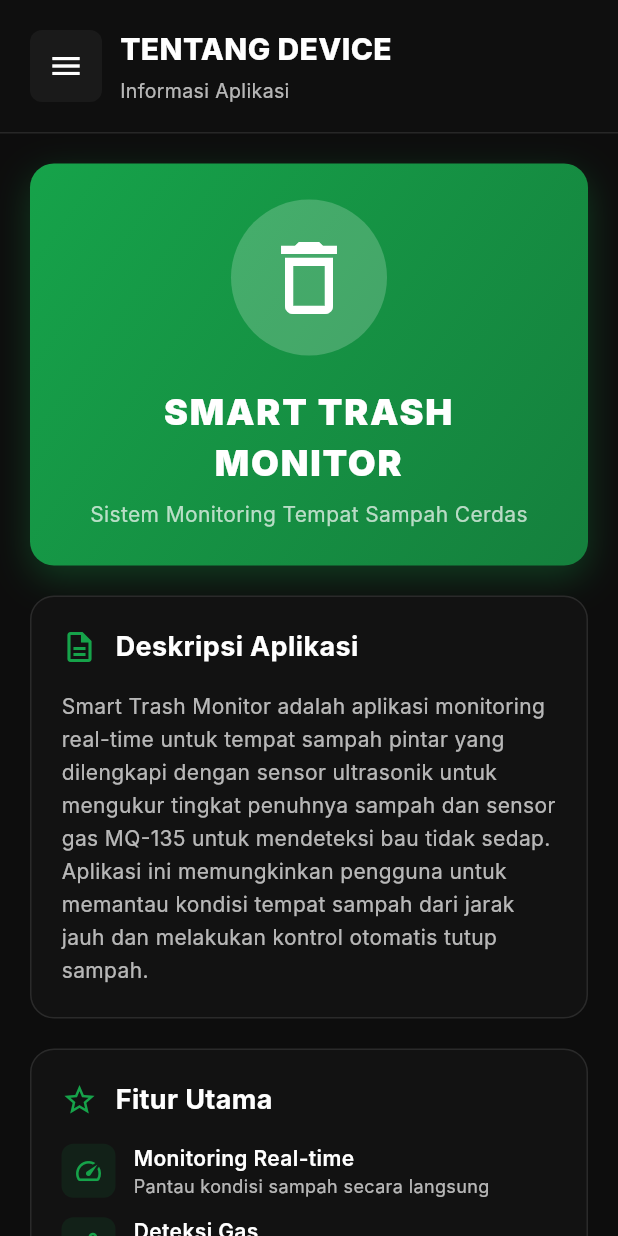
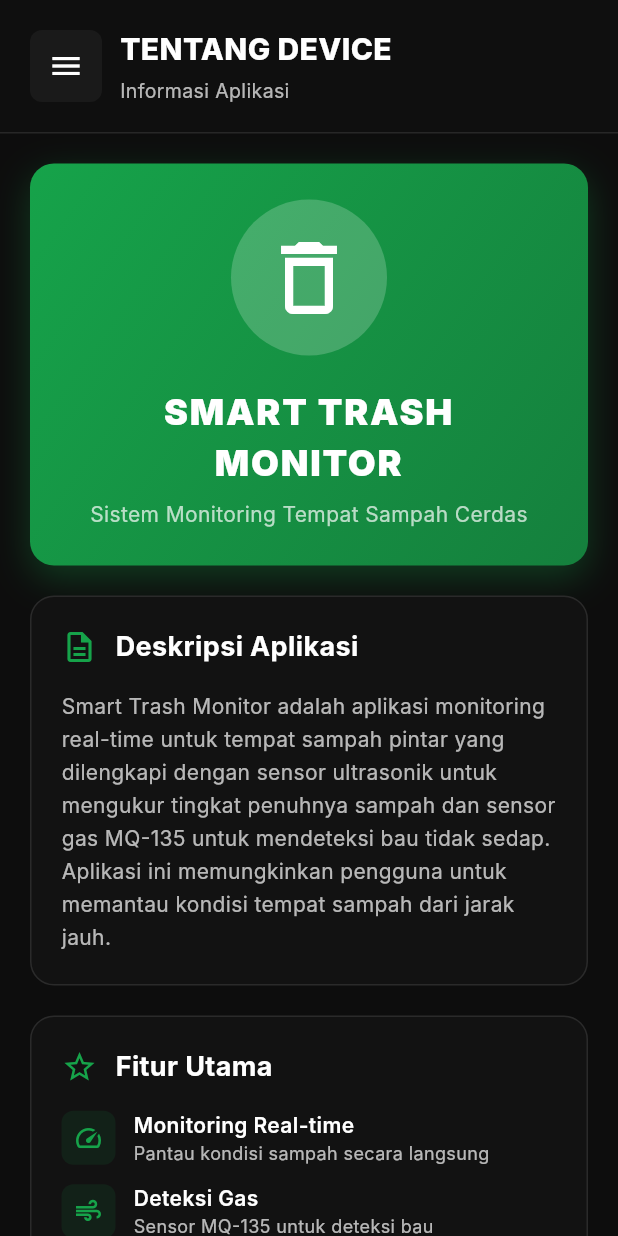
Before and after one commit to Fandhi041104/TrashIO_App, a Flutter app: the AboutScreen screen opened directly, on a phone screen of 412 x 824 dp. Run offline on Flutter 3.47's test engine with Material 3 defaults, Android fonts, the phone set to English and light mode, and no system bars; our stand-ins replace firebase_core, firebase_database, fl_chart, shared_preferences; accounts and stored records are empty; Roboto replaces fonts that are missing (Inter).

Commit message:
initial commit

```diff
--- a/lib/about_screen.dart
+++ b/lib/about_screen.dart
@@ -86,12 +86,12 @@ class AboutScreen extends StatelessWidget {
               padding: const EdgeInsets.symmetric(vertical: 8),
               children: [
                 _modernMenuTile(context, Icons.dashboard_rounded, 'Dashboard', false, () {
-                  Navigator.pop(context);
-                  Navigator.pop(context);
+                  Navigator.pop(context); // Close drawer
+                  Navigator.pop(context); // Go back to dashboard
                 }),
                 _modernMenuTile(context, Icons.history_rounded, 'Log Riwayat', false, () {
-                  Navigator.pop(context);
-                  // Navigate to log history
+                  Navigator.pop(context); // Close drawer
+                  // Don't pop again, just stay on this screen
                 }),
                 const Padding(
                   padding: EdgeInsets.symmetric(horizontal: 16, vertical: 8),
@@ -228,7 +228,7 @@ class AboutScreen extends StatelessWidget {
       title: 'Deskripsi Aplikasi',
       icon: Icons.description_outlined,
       child: Text(
-        'Smart Trash Monitor adalah aplikasi monitoring real-time untuk tempat sampah pintar yang dilengkapi dengan sensor ultrasonik untuk mengukur tingkat penuhnya sampah dan sensor gas MQ-135 untuk mendeteksi bau tidak sedap. Aplikasi ini memungkinkan pengguna untuk memantau kondisi tempat sampah dari jarak jauh dan melakukan kontrol otomatis tutup sampah.',
+        'Smart Trash Monitor adalah aplikasi monitoring real-time untuk tempat sampah pintar yang dilengkapi dengan sensor ultrasonik untuk mengukur tingkat penuhnya sampah dan sensor gas MQ-135 untuk mendeteksi bau tidak sedap. Aplikasi ini memungkinkan pengguna untuk memantau kondisi tempat sampah dari jarak jauh.',
         style: TextStyle(color: _textSecondary, height: 1.6, fontSize: 14),
       ),
     );
@@ -243,8 +243,6 @@ class AboutScreen extends StatelessWidget {
           _buildFeatureItem(Icons.speed, 'Monitoring Real-time', 'Pantau kondisi sampah secara langsung'),
           _buildFeatureItem(Icons.air, 'Deteksi Gas', 'Sensor MQ-135 untuk deteksi bau'),
           _buildFeatureItem(Icons.height, 'Level Sampah', 'Sensor ultrasonik HC-SR04'),
-          _buildFeatureItem(Icons.control_camera, 'Kontrol Jarak Jauh', 'Buka/tutup sampah dari aplikasi'),
-          _buildFeatureItem(Icons.notifications_active, 'Notifikasi Cerdas', 'Peringatan otomatis saat penuh/bau'),
           _buildFeatureItem(Icons.history, 'Log Aktivitas', 'Riwayat lengkap semua aktivitas'),
           _buildFeatureItem(Icons.dark_mode, 'Dark/Light Theme', 'Tema dapat disesuaikan'),
           _buildFeatureItem(Icons.trending_up, 'Grafik Real-time', 'Visualisasi data sensor'),
@@ -315,14 +313,6 @@ class AboutScreen extends StatelessWidget {
             children: [
               Text('Device ID', style: TextStyle(color: _textSecondary)),
               Text('TRASH-001', style: TextStyle(color: _textPrimary, fontWeight: FontWeight.w700)),
-            ],
-          ),
-          const SizedBox(height: 12),
-          Row(
-            mainAxisAlignment: MainAxisAlignment.spaceBetween,
-            children: [
-              Text('Location', style: TextStyle(color: _textSecondary)),
-              Text('Main Building', style: TextStyle(color: _textPrimary, fontWeight: FontWeight.w700)),
             ],
           ),
           const SizedBox(height: 12),
```
